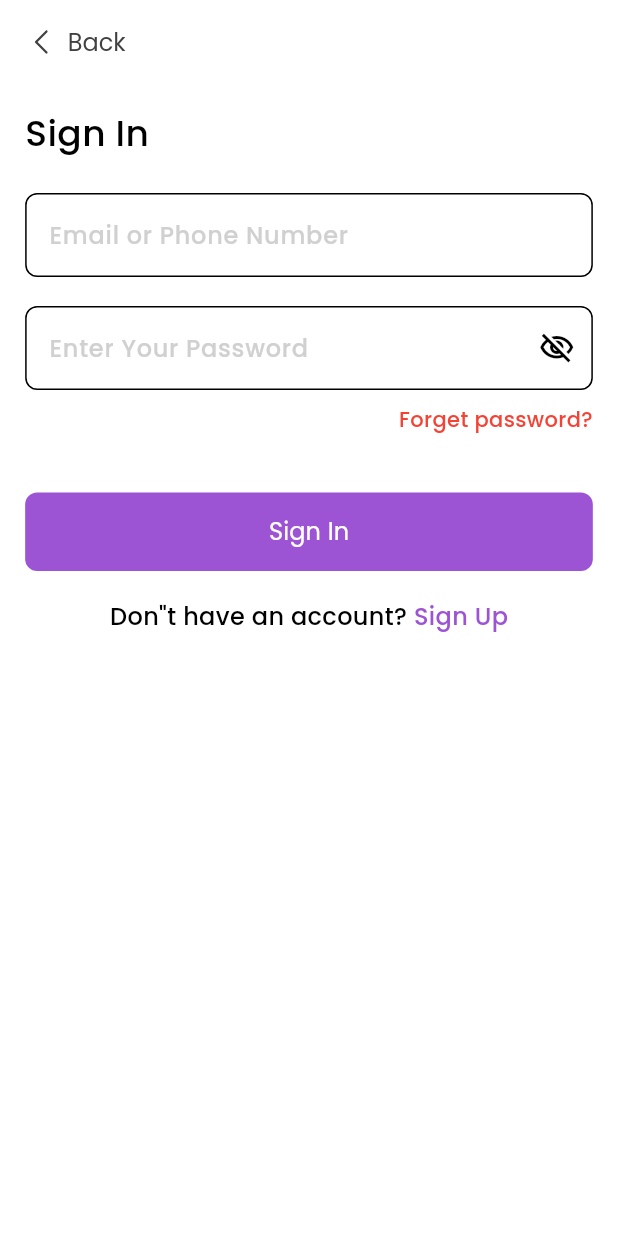
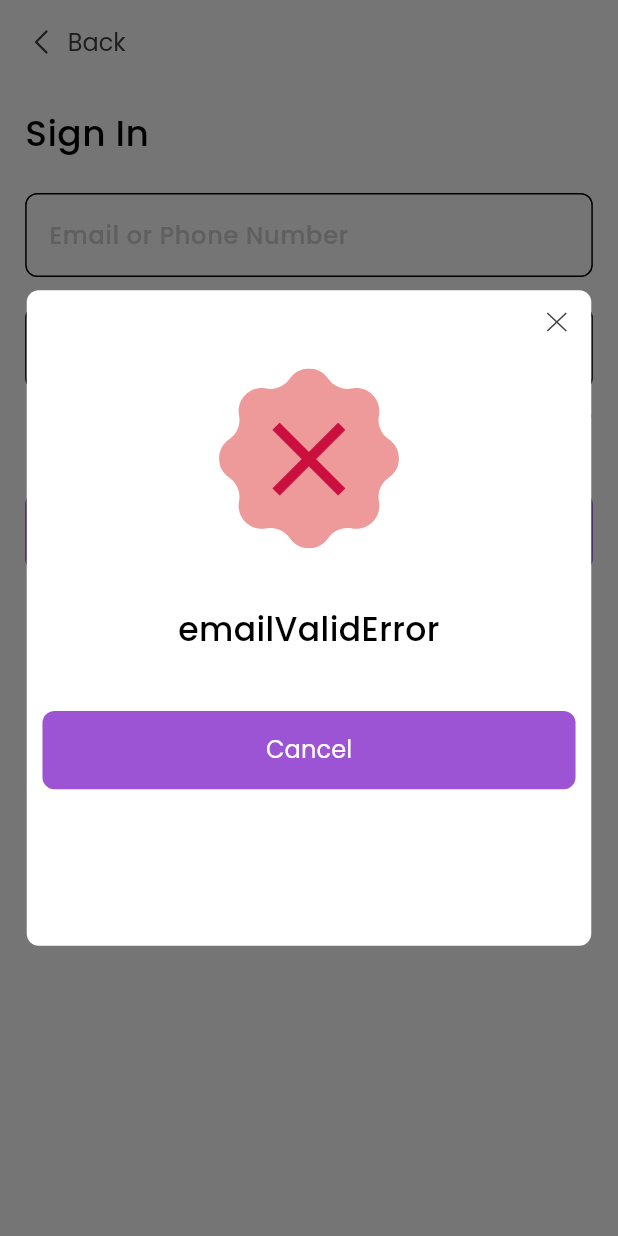
Before and after one commit to bilginfatih/shazy, a Flutter app: the SignInPage screen opened directly, after a tap on "Sign In", on a phone screen of 412 x 824 dp. Run offline on Flutter 3.47's test engine with Material 3 defaults, Android fonts, the phone set to English and light mode, and no system bars; our stand-ins replace dio, easy_localization, firebase_core, firebase_messaging, flutter_local_notifications, flutter_mobx and 13 more; missing offline and left inert: flutter_check_box_rounded, flutter_polyline_points, flutter_session_manager, maps_launcher; accounts and stored records are empty; generated files the repository leaves out were written again; network calls fail; project files that could hold a hidden picture were left out.

Commit message:
same auth todo done

```diff
--- a/lib/controllers/authentiaction/authentication_controller.dart
+++ b/lib/controllers/authentiaction/authentication_controller.dart
@@ -1,3 +1,7 @@
+import 'package:easy_localization/easy_localization.dart';
+import 'package:flutter/material.dart';
+import 'package:shazy/utils/helper/helper_functions.dart';
+
 import '../../core/init/navigation/navigation_manager.dart';
 import '../../models/user/user_model.dart';
 import '../../services/user/user_service.dart';
@@ -7,40 +11,69 @@ import '../../utils/extensions/string_extension.dart';
 class AuthController {
   AuthController();
 
-  Future<void> register(UserModel model) async {
+  Future<void> register(BuildContext context, UserModel model) async {
     try {
       if (model.password != model.passwordConfirmation) {
-        // TODO: hata mesajı basacak
+        HelperFunctions.instance.showErrorDialog(
+            context, 'passwordNotSame'.tr(), 'cancel'.tr(), () {
+          NavigationManager.instance.navigationToPop();
+        });
       }
       var response = await UserService.instance.register(model);
       if (response != null) {
-        // TODO: hata mesajı basacak
+        if (context.mounted) {
+          HelperFunctions.instance
+              .showErrorDialog(context, response, 'cancel'.tr(), () {
+            NavigationManager.instance.navigationToPop();
+          });
+        }
       } else {
         NavigationManager.instance
             .navigationToPageClear(NavigationConstant.homePage);
       }
     } catch (e) {
-      // TODO: hata mesajı basacak
+      if (context.mounted) {
+        HelperFunctions.instance
+            .showErrorDialog(context, 'registerError'.tr(), 'cancel'.tr(), () {
+          NavigationManager.instance.navigationToPop();
+        });
+      }
     }
   }
 
-  Future<void> login(UserModel model) async {
+  Future<void> login(BuildContext context, UserModel model) async {
     try {
-      if (model.email == '') {
-        // TODO: hata mesajı basacak
+      if (model.email == '' || !model.email!.isValidEmail) {
+        HelperFunctions.instance.showErrorDialog(
+            context, 'emailValidError'.tr(), 'cancel'.tr(), () {
+          NavigationManager.instance.navigationToPop();
+        });
       } else if (model.password == '') {
-        // TODO: hata mesajı basacak
+        HelperFunctions.instance.showErrorDialog(
+            context, 'passwordEmptyError'.tr(), 'cancel'.tr(), () {
+          NavigationManager.instance.navigationToPop();
+        });
       } else {
         var response = await UserService.instance.login(model);
         if (response != null) {
-          // TODO: hata mesajı basacak
+          if (context.mounted) {
+            HelperFunctions.instance
+                .showErrorDialog(context, response, 'cancel'.tr(), () {
+              NavigationManager.instance.navigationToPop();
+            });
+          }
         } else {
           NavigationManager.instance
               .navigationToPageClear(NavigationConstant.homePage);
         }
       }
     } catch (e) {
-      // TODO: hata mesajı basacak
+      if (context.mounted) {
+        HelperFunctions.instance
+            .showErrorDialog(context, 'loginError'.tr(), 'cancel'.tr(), () {
+          NavigationManager.instance.navigationToPop();
+        });
+      }
     }
   }
 
@@ -54,20 +87,35 @@ class AuthController {
     NavigationManager.instance.navigationToPageClear(NavigationConstant.signIn);
   }
 
-  Future<void> goToVerifyOTP(UserModel model, bool termsCheck) async {
+  Future<void> goToVerifyOTP(
+      BuildContext context, UserModel model, bool termsCheck) async {
     if (!termsCheck) {
-      // TODO: hata mesajı
-    } else if (model.email == '' && !model.email!.isValidEmail) {
-      // TODO: hata mesajı
+      HelperFunctions.instance
+          .showErrorDialog(context, 'termsError'.tr(), 'cancel'.tr(), () {
+        NavigationManager.instance.navigationToPop();
+      });
+    } else if (model.email == '' || !model.email!.isValidEmail) {
+      HelperFunctions.instance
+          .showErrorDialog(context, 'emailValidError'.tr(), 'cancel'.tr(), () {
+        NavigationManager.instance.navigationToPop();
+      });
     } else if (model.name == '' ||
         model.identificationNumber == '' ||
         model.phone == '' ||
         model.gender == '') {
-      // TODO: hata mesaji
+      HelperFunctions.instance.showErrorDialog(
+          context, 'registerEmptyError'.tr(), 'cancel'.tr(), () {
+        NavigationManager.instance.navigationToPop();
+      });
     } else {
       var response = await UserService.instance.registerControl(model);
       if (response != null) {
-        // TODO: hata mesajı
+        if (context.mounted) {
+          HelperFunctions.instance
+              .showErrorDialog(context, response, 'cancel'.tr(), () {
+            NavigationManager.instance.navigationToPop();
+          });
+        }
       } else {
         NavigationManager.instance
             .navigationToPage(NavigationConstant.verifyOtp, args: model);
--- a/lib/pages/authentication/set_password_page.dart
+++ b/lib/pages/authentication/set_password_page.dart
@@ -16,7 +16,8 @@ class SetPasswordPage extends StatelessWidget {
       TextEditingController();
 
   final AuthController _controller = AuthController();
-  final TextEditingController _passwordTextEditingController = TextEditingController();
+  final TextEditingController _passwordTextEditingController =
+      TextEditingController();
   UserModel _user = UserModel();
 
   SingleChildScrollView _buildBody(BuildContext context) {
@@ -88,7 +89,7 @@ class SetPasswordPage extends StatelessWidget {
       onPressed: () async {
         _user.password = _passwordTextEditingController.text;
         _user.passwordConfirmation = _confirmPasswordTextEditingController.text;
-        await _controller.register(_user);
+        await _controller.register(context, _user);
       },
     );
   }
--- a/lib/pages/authentication/sign_in_page.dart
+++ b/lib/pages/authentication/sign_in_page.dart
@@ -104,7 +104,7 @@ class SignInPage extends StatelessWidget {
           email: _emailPhoneTextEditingController.text,
           password: _passwordTextEditingController.text,
         );
-        await _controller.login(user);
+        await _controller.login(context, user);
       },
     );
   }
--- a/lib/utils/constants/navigation_constant.dart
+++ b/lib/utils/constants/navigation_constant.dart
@@ -1,6 +1,6 @@
 // The paths of the pages are set here
 class NavigationConstant {
-  static const splash = '/splash';
+  static const splash = '/';
   static const signIn = '/signIn';
   static const signUp = '/signUp';
   static const setPassword = '/setPassword';
@@ -23,7 +23,7 @@ class NavigationConstant {
   // Payment
   static const paymentMethod = '/paymentMethod';
   static const addCard = '/addCard';
-  static const paymentTip = '/';
+  static const paymentTip = '/paymentTip';
 
   // Contact
   static const message = '/message';
--- /dev/null
+++ b/lib/utils/helper/helper_functions.dart
@@ -0,0 +1,20 @@
+import 'package:flutter/material.dart';
+
+import '../../widgets/dialogs/error_dialog.dart';
+
+class HelperFunctions {
+  static HelperFunctions get instance => HelperFunctions();
+
+  void showErrorDialog(BuildContext context, String title, String buttonText,
+      VoidCallback onPressed) {
+    showDialog(
+      context: context,
+      builder: (_) => ErrorDialog(
+        context: context,
+        title: title,
+        buttonText: buttonText,
+        onPressed: onPressed,
+      ),
+    );
+  }
+}
```
Also changed, not shown: assets/translations/en.json (+7 -1 lines), lib/pages/authentication/sign_up_page.dart (+6 -2 lines).
